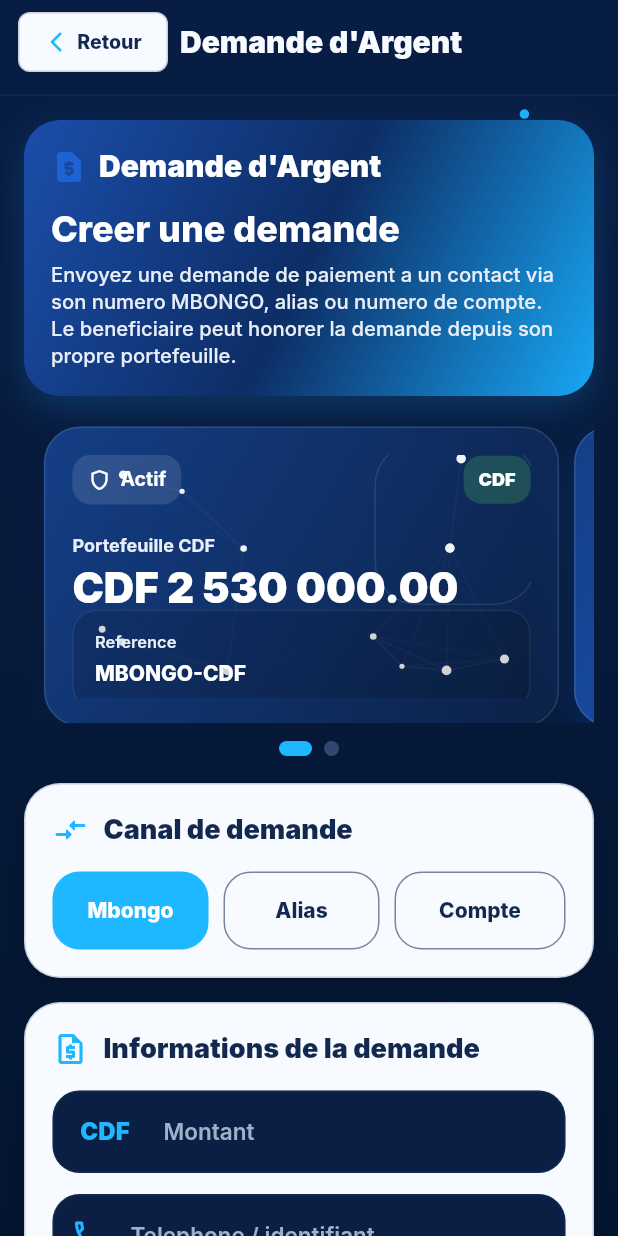
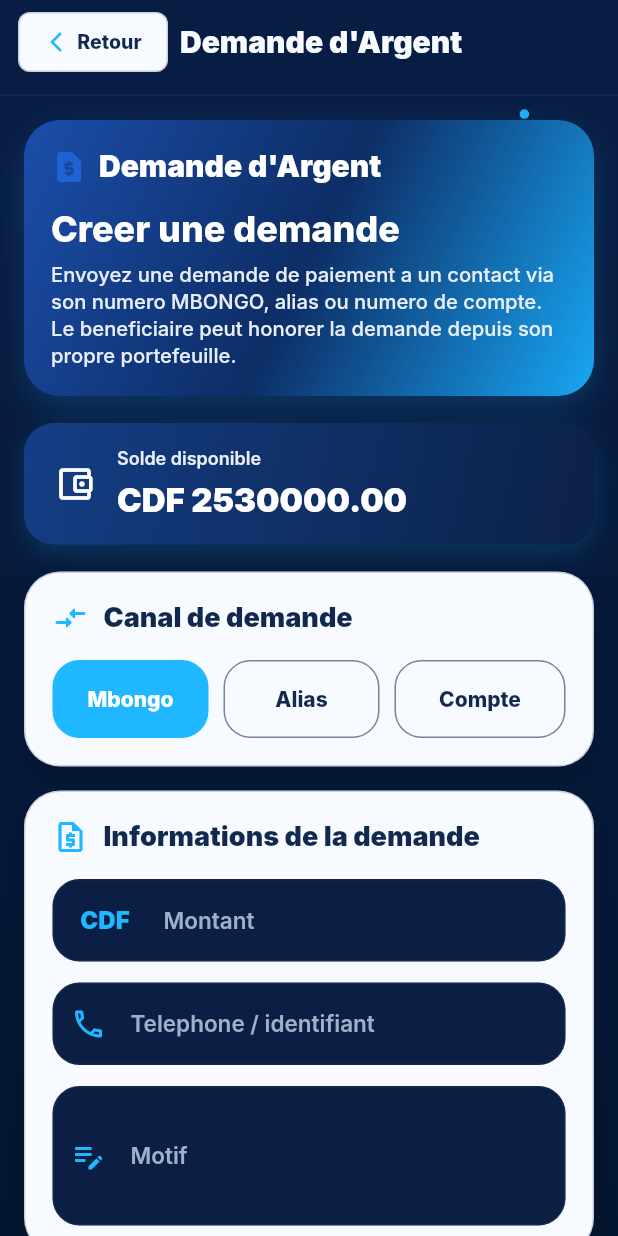
Before and after one commit to Sis243/mbongo, a Flutter app: the RequestMoneyScreen screen opened directly, on a phone screen of 412 x 824 dp. Run offline on Flutter 3.47's test engine with Material 3 defaults, Android fonts, the phone set to English and light mode, and no system bars; our stand-ins replace camera, dio, file_picker, firebase_core, firebase_messaging, fl_chart and 8 more; accounts and stored records are empty; network calls fail; Roboto replaces fonts that are missing (SF Pro Display).

Commit message:
feat: wire transfer-international, request-money, approvals to real API
- transfer_international_screen: converted to ConsumerStatefulWidget, added _submit() calling walletRepository.transferInternational()
- request_money_screen: converted to ConsumerStatefulWidget, replaced MbongoStore with walletProvider + real requestMoney() API call
- approvals_screen: replaced hardcoded mock list with fetchPendingApprovals() API, approve/reject now call real endpoints
- wallet_repository: added transferInternational, requestMoney, fetchPendingApprovals, approveRequest, rejectRequest methods
- backend: added CreateInternationalTransferDto, CreateMoneyRequestDto, service methods and controller routes for all 5 new operations

Co-Authored-By: Claude Sonnet 4.6 <noreply@anthropic.com>

```diff
--- a/lib/screens/request_money/request_money_screen.dart
+++ b/lib/screens/request_money/request_money_screen.dart
@@ -1,37 +1,31 @@
 import 'package:flutter/material.dart';
+import 'package:flutter_riverpod/flutter_riverpod.dart';
 
 import '../../core/theme/app_colors.dart';
 import '../../core/theme/mbongo_theme.dart';
 import '../../core/utils/money.dart';
-import '../../store/mbongo_store.dart';
-import '../../widgets/cards/wallet_card.dart';
+import '../../features/wallet/data/wallet_repository.dart';
+import '../../features/wallet/presentation/wallet_notifier.dart';
 import '../../widgets/common/mbongo_money_particles.dart';
 import 'request_money_success_screen.dart';
 import '../../widgets/common/mbongo_sub_app_bar.dart';
 
-class RequestMoneyScreen extends StatefulWidget {
+class RequestMoneyScreen extends ConsumerStatefulWidget {
   const RequestMoneyScreen({super.key});
 
   @override
-  State<RequestMoneyScreen> createState() => _RequestMoneyScreenState();
+  ConsumerState<RequestMoneyScreen> createState() => _RequestMoneyScreenState();
 }
 
-class _RequestMoneyScreenState extends State<RequestMoneyScreen> {
-  int walletIndex = 0;
+class _RequestMoneyScreenState extends ConsumerState<RequestMoneyScreen> {
   int channelIndex = 0;
+  bool _submitting = false;
 
   final amountController = TextEditingController();
   final phoneController = TextEditingController();
   final reasonController = TextEditingController();
 
   final List<String> channels = ['Mbongo', 'Alias', 'Compte'];
-
-  @override
-  void initState() {
-    super.initState();
-    final selected = MbongoStore.wallets.value.indexWhere((e) => e.selected);
-    walletIndex = selected == -1 ? 0 : selected;
-  }
 
   @override
   void dispose() {
@@ -41,9 +35,9 @@ class _RequestMoneyScreenState extends State<RequestMoneyScreen> {
     super.dispose();
   }
 
-  void _submit() {
-    final wallets = MbongoStore.wallets.value;
-    final selectedWallet = wallets[walletIndex];
+  Future<void> _submit() async {
+    final walletData = ref.read(walletProvider).valueOrNull;
+    final currency = walletData?.currency ?? 'CDF';
     final amount =
         double.tryParse(amountController.text.trim().replaceAll(',', '.'));
 
@@ -62,18 +56,33 @@ class _RequestMoneyScreenState extends State<RequestMoneyScreen> {
       return;
     }
 
+    setState(() => _submitting = true);
+    try {
+      await ref.read(walletRepositoryProvider).requestMoney(
+            amount: amount,
+            targetPhone: phoneController.text.trim(),
+            reason: reasonController.text.trim(),
+            channel: channels[channelIndex],
+          );
+      if (!mounted) return;
       Navigator.push(
         context,
         MaterialPageRoute(
           builder: (_) => RequestMoneySuccessScreen(
             amount: amount,
-          currency: selectedWallet.currency,
+            currency: currency,
             channel: channels[channelIndex],
             phone: phoneController.text.trim(),
             reason: reasonController.text.trim(),
           ),
         ),
       );
+    } catch (e) {
+      if (!mounted) return;
+      _toast(e.toString());
+    } finally {
+      if (mounted) setState(() => _submitting = false);
+    }
   }
 
   void _toast(String message) {
@@ -85,7 +94,8 @@ class _RequestMoneyScreenState extends State<RequestMoneyScreen> {
   @override
   Widget build(BuildContext context) {
     final palette = MbongoThemeController.current;
-    final wallets = MbongoStore.wallets.value;
+    final walletData = ref.watch(walletProvider).valueOrNull;
+    final currency = walletData?.currency ?? 'CDF';
 
     return Scaffold(
       backgroundColor: palette.shellBottom,
@@ -116,53 +126,8 @@ class _RequestMoneyScreenState extends State<RequestMoneyScreen> {
                 children: [
                   _buildHeaderCard(),
                   const SizedBox(height: 18),
-                  SizedBox(
-                    height: 200,
-                    child: PageView.builder(
-                      controller: PageController(viewportFraction: 0.93),
-                      itemCount: wallets.length,
-                      onPageChanged: (index) {
-                        setState(() => walletIndex = index);
-                        MbongoStore.selectWallet(wallets[index].id);
-                      },
-                      itemBuilder: (_, i) {
-                        final wallet = wallets[i];
-                        final gradient = wallet.currency == "CDF"
-                            ? palette.cardGradient
-                            : [
-                                palette.cardGradient.first,
-                                palette.accentStrong,
-                              ];
-
-                        return Padding(
-                          padding: const EdgeInsets.only(right: 10),
-                          child: WalletCard(
-                            wallet: wallet,
-                            gradient: gradient,
-                          ),
-                        );
-                      },
-                    ),
-                  ),
-                  const SizedBox(height: 12),
-                  Row(
-                    mainAxisAlignment: MainAxisAlignment.center,
-                    children: List.generate(
-                      wallets.length,
-                      (i) => AnimatedContainer(
-                        duration: const Duration(milliseconds: 220),
-                        width: i == walletIndex ? 22 : 10,
-                        height: 10,
-                        margin: const EdgeInsets.symmetric(horizontal: 4),
-                        decoration: BoxDecoration(
-                          color: i == walletIndex
-                              ? palette.accent
-                              : AppColors.border,
-                          borderRadius: BorderRadius.circular(20),
-                        ),
-                      ),
-                    ),
-                  ),
+                  if (walletData != null)
+                    _buildBalanceCard(walletData.balance, currency, palette),
                   const SizedBox(height: 18),
                   _buildLightCard(
                     title: "Canal de demande",
@@ -218,9 +183,9 @@ class _RequestMoneyScreenState extends State<RequestMoneyScreen> {
                           label: "Montant",
                           hint: "Ex: 500",
                           prefix: Text(
-                            Money.symbol(wallets[walletIndex].currency),
+                            Money.symbol(currency),
                             style: TextStyle(
-                              color: wallets[walletIndex].currency == "CDF"
+                              color: currency == "CDF"
                                   ? palette.accent
                                   : palette.accentStrong,
                               fontWeight: FontWeight.w900,
@@ -252,17 +217,58 @@ class _RequestMoneyScreenState extends State<RequestMoneyScreen> {
                   ),
                   const SizedBox(height: 18),
                   ElevatedButton(
-                    onPressed: _submit,
+                    onPressed: _submitting ? null : _submit,
                     style: ElevatedButton.styleFrom(
                       backgroundColor: palette.accentStrong,
                     ),
-                    child: const Text("Envoyer la demande"),
+                    child: Text(_submitting ? "Envoi en cours..." : "Envoyer la demande"),
                   ),
                 ],
               ),
             ),
           ],
         ),
+      ),
+    );
+  }
+
+  Widget _buildBalanceCard(double balance, String currency, MbongoThemePalette palette) {
+    return Container(
+      padding: const EdgeInsets.symmetric(horizontal: 20, vertical: 16),
+      decoration: BoxDecoration(
+        gradient: LinearGradient(
+          colors: palette.cardGradient,
+          begin: Alignment.topLeft,
+          end: Alignment.bottomRight,
+        ),
+        borderRadius: BorderRadius.circular(20),
+        boxShadow: [
+          BoxShadow(
+            color: palette.glow.withValues(alpha: 0.18),
+            blurRadius: 14,
+            offset: const Offset(0, 6),
+          ),
+        ],
+      ),
+      child: Row(
+        children: [
+          Icon(Icons.account_balance_wallet_outlined, color: Colors.white, size: 28),
+          const SizedBox(width: 14),
+          Column(
+            crossAxisAlignment: CrossAxisAlignment.start,
+            children: [
+              const Text(
+                "Solde disponible",
+                style: TextStyle(color: Color(0xFFE8EEF8), fontSize: 12, fontWeight: FontWeight.w600),
+              ),
+              const SizedBox(height: 4),
+              Text(
+                "$currency ${balance.toStringAsFixed(2)}",
+                style: const TextStyle(color: Colors.white, fontSize: 22, fontWeight: FontWeight.w900),
+              ),
+            ],
+          ),
+        ],
       ),
     );
   }
```
Also changed, not shown: lib/features/wallet/data/wallet_repository.dart (+45 -0 lines), lib/screens/appro/approvals_screen.dart (+186 -75 lines), lib/screens/transfer/transfer_international_screen.dart (+43 -22 lines), 4 other files. Lines whose indentation alone changed are shown as unchanged.
